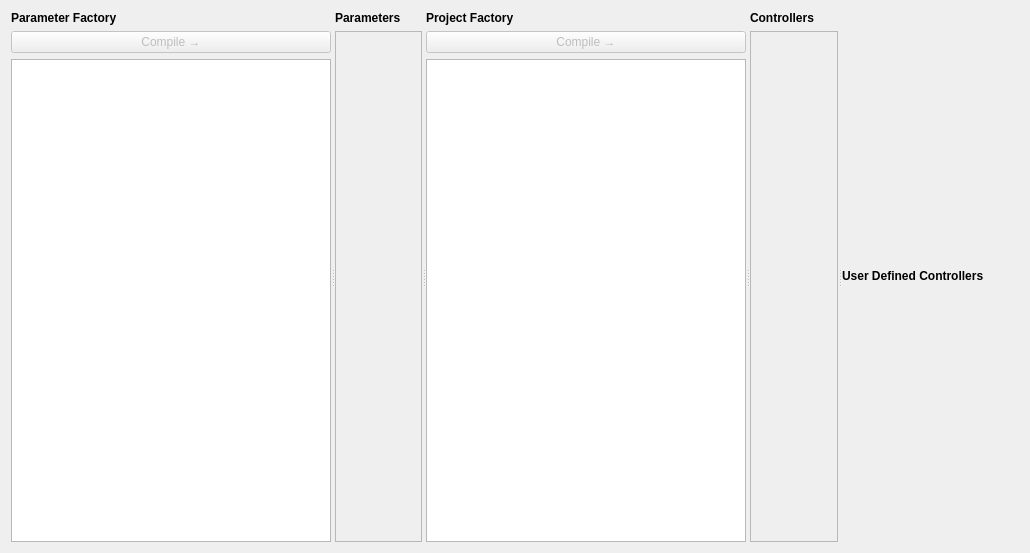
The window that sails/ui/mmck/mainwidget.ui (metrasynth/solar-sails) describes before a commit, drawn with Qt 5.
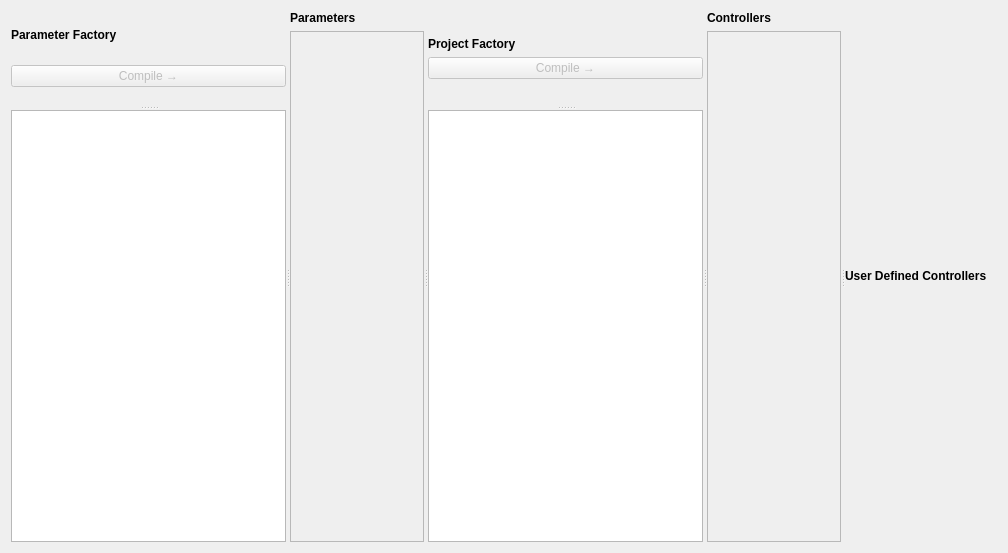
The same window after the commit.

Commit message: Capture all output of module compilation; always show output panes

Patch:
```diff
--- a/sails/ui/mmck/mainwidget.ui
+++ b/sails/ui/mmck/mainwidget.ui
@@ -6,24 +6,29 @@
    <rect>
     <x>0</x>
     <y>0</y>
-    <width>1030</width>
+    <width>1008</width>
     <height>553</height>
    </rect>
   </property>
   <property name="windowTitle">
    <string>Form</string>
   </property>
-  <layout class="QVBoxLayout" name="verticalLayout_8">
-   <item>
-    <widget class="QSplitter" name="splitter">
-     <property name="orientation">
-      <enum>Qt::Horizontal</enum>
-     </property>
-     <widget class="QWidget" name="layoutWidget">
-      <layout class="QVBoxLayout" name="verticalLayout_6">
-       <item>
         <layout class="QVBoxLayout" name="verticalLayout">
          <item>
+    <widget class="QSplitter" name="splitter_3">
+     <property name="orientation">
+      <enum>Qt::Horizontal</enum>
+     </property>
+     <widget class="QSplitter" name="parameter_splitter">
+      <property name="orientation">
+       <enum>Qt::Vertical</enum>
+      </property>
+      <widget class="QWidget" name="verticalLayoutWidget">
+       <layout class="QVBoxLayout" name="verticalLayout_11">
+        <property name="topMargin">
+         <number>0</number>
+        </property>
+        <item>
           <widget class="QLabel" name="label">
            <property name="sizePolicy">
             <sizepolicy hsizetype="Preferred" vsizetype="Fixed">
@@ -52,12 +57,16 @@
          <item>
           <layout class="QVBoxLayout" name="layout_1"/>
          </item>
-         <item>
-          <widget class="QTextBrowser" name="parameter_exception_browser"/>
-         </item>
-        </layout>
-       </item>
-      </layout>
+       </layout>
+      </widget>
+      <widget class="QTextBrowser" name="parameter_output">
+       <property name="sizePolicy">
+        <sizepolicy hsizetype="Expanding" vsizetype="MinimumExpanding">
+         <horstretch>0</horstretch>
+         <verstretch>0</verstretch>
+        </sizepolicy>
+       </property>
+      </widget>
      </widget>
      <widget class="QWidget" name="layoutWidget">
       <layout class="QVBoxLayout" name="verticalLayout_2">
@@ -69,6 +78,12 @@
            <verstretch>0</verstretch>
           </sizepolicy>
          </property>
+         <property name="minimumSize">
+          <size>
+           <width>125</width>
+           <height>0</height>
+          </size>
+         </property>
          <property name="styleSheet">
           <string notr="true">QLabel { font-weight: bold }</string>
          </property>
@@ -99,7 +114,7 @@
            <rect>
             <x>0</x>
             <y>0</y>
-            <width>88</width>
+            <width>123</width>
             <height>499</height>
            </rect>
           </property>
@@ -125,11 +140,18 @@
        </item>
       </layout>
      </widget>
-     <widget class="QWidget" name="layoutWidget">
-      <layout class="QVBoxLayout" name="verticalLayout_7">
-       <item>
+     <widget class="QSplitter" name="project_splitter">
+      <property name="orientation">
+       <enum>Qt::Vertical</enum>
+      </property>
+      <widget class="QWidget" name="">
         <layout class="QVBoxLayout" name="verticalLayout_3">
          <item>
+         <layout class="QVBoxLayout" name="verticalLayout_12">
+          <property name="topMargin">
+           <number>0</number>
+          </property>
+          <item>
           <widget class="QLabel" name="label_3">
            <property name="sizePolicy">
             <sizepolicy hsizetype="Preferred" vsizetype="Fixed">
@@ -160,10 +182,16 @@
          </item>
         </layout>
        </item>
-       <item>
-        <widget class="QTextBrowser" name="project_exception_browser"/>
-       </item>
-      </layout>
+       </layout>
+      </widget>
+      <widget class="QPlainTextEdit" name="project_output">
+       <property name="sizePolicy">
+        <sizepolicy hsizetype="Expanding" vsizetype="MinimumExpanding">
+         <horstretch>0</horstretch>
+         <verstretch>0</verstretch>
+        </sizepolicy>
+       </property>
+      </widget>
      </widget>
      <widget class="QWidget" name="layoutWidget">
       <layout class="QVBoxLayout" name="verticalLayout_4">
@@ -175,6 +203,12 @@
            <verstretch>0</verstretch>
           </sizepolicy>
          </property>
+         <property name="minimumSize">
+          <size>
+           <width>125</width>
+           <height>0</height>
+          </size>
+         </property>
          <property name="styleSheet">
           <string notr="true">QLabel { font-weight: bold }</string>
          </property>
@@ -205,7 +239,7 @@
            <rect>
             <x>0</x>
             <y>0</y>
-            <width>88</width>
+            <width>123</width>
             <height>499</height>
            </rect>
           </property>
```
Lines whose indentation alone changed are shown as unchanged. The commit also changes 2 other files.
